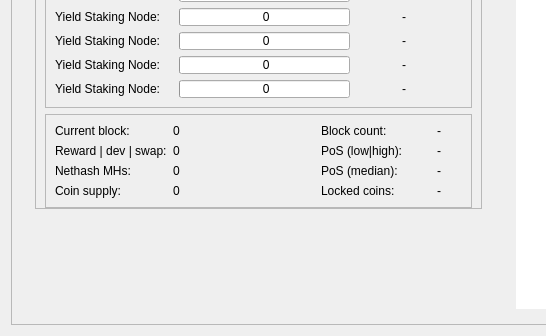
Above: src/qt/forms/overviewpage.ui from MotoAcidic/BaseSource before the change; both pictures show x 0 to 546 and y 380 to 716 of the 997 by 716 pixel window. Below: the same form after it.
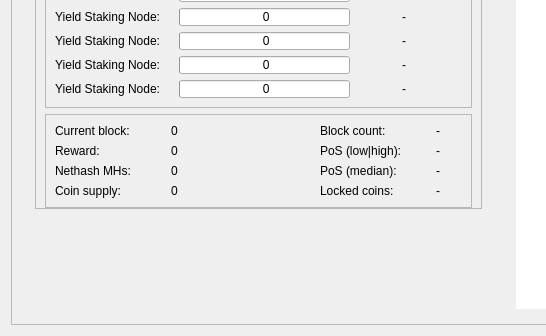
That is the form after the change.

```diff
--- a/src/qt/forms/overviewpage.ui
+++ b/src/qt/forms/overviewpage.ui
@@ -1262,7 +1262,7 @@
                       <item row="1" column="0">
                        <widget class="QLabel" name="label_CurrentBlockReward">
                         <property name="text">
-                         <string>Reward | dev | swap:</string>
+                         <string>Reward:</string>
                         </property>
                         <property name="alignment">
                          <set>Qt::AlignVCenter</set>
```
